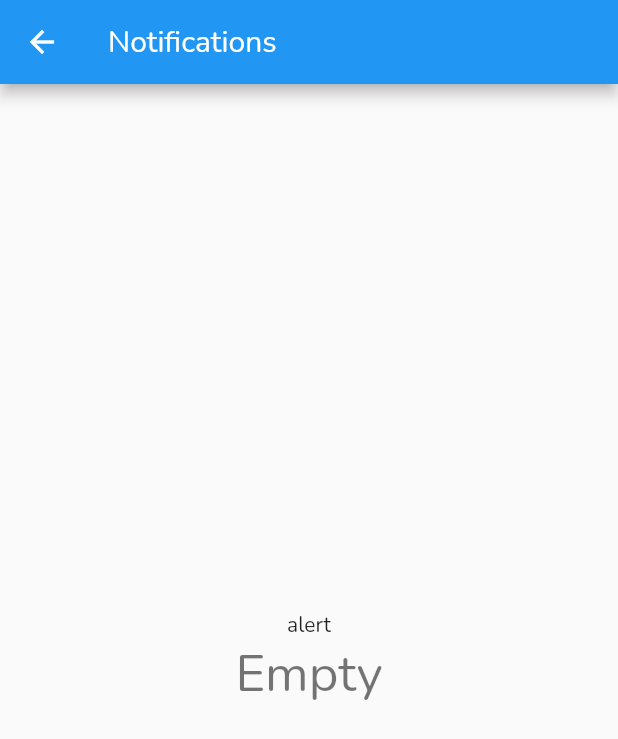
After one commit to tuvshu31/new_app, a Flutter app: the Notifications screen opened directly, on a phone screen of 412 x 824 dp. The commit adds this screen. Shown: the top 739 px of the screen. Run offline on Flutter 3.47's test engine with Material 2 defaults, Android fonts, the phone set to English and light mode, and no system bars; our stand-ins replace audioplayers, badges, cached_network_image, carousel_slider, dio, dotted_border and 21 more; missing offline and left inert: in_app_update, new_version_plus, qr_code_scanner; accounts and stored records are empty.

Commit message:
many updates

```diff
--- /dev/null
+++ b/lib/api/notifications.dart
@@ -0,0 +1,3 @@
+import 'package:flutter_local_notifications/flutter_local_notifications.dart';
+
+class NotificaionAPi {}
--- a/lib/main.dart
+++ b/lib/main.dart
@@ -2,6 +2,7 @@ import 'package:Erdenet24/api/restapi_helper.dart';
 import 'package:Erdenet24/controller/cart_controller.dart';
 import 'package:Erdenet24/controller/login_controller.dart';
 import 'package:Erdenet24/controller/product_controller.dart';
+import 'package:Erdenet24/screens/driver/driver_screen.dart';
 import 'package:Erdenet24/screens/splash/splash_screen.dart';
 import 'package:Erdenet24/screens/store/store.dart';
 import 'package:Erdenet24/screens/user/cart/cart_screen.dart';
@@ -112,7 +113,9 @@ class _MyAppState extends State<MyApp> {
                     ? const StorePage()
                     : RestApiHelper.getUserRole() == "user"
                         ? const MainScreen()
-                        : const SplashScreen()),
+                        : RestApiHelper.getUserRole() == "driver"
+                            ? const DriverScreen()
+                            : const SplashScreen()),
         GetPage(name: "/UserSettingsRoute", page: () => const UserSettings()),
         GetPage(name: "/CartRoute", page: () => const CartScreen()),
         GetPage(name: "/CategoryRoute", page: () => const CategoryProducts()),
--- a/lib/screens/splash/otp.dart
+++ b/lib/screens/splash/otp.dart
@@ -3,6 +3,7 @@ import 'dart:developer';
 import 'package:Erdenet24/api/dio_requests.dart';
 import 'package:Erdenet24/api/restapi_helper.dart';
 import 'package:Erdenet24/controller/login_controller.dart';
+import 'package:Erdenet24/screens/driver/driver_screen.dart';
 import 'package:Erdenet24/screens/store/store.dart';
 import 'package:Erdenet24/screens/user/home/home.dart';
 import 'package:Erdenet24/utils/helpers.dart';
@@ -80,6 +81,7 @@ class _OtpScreenState extends State<OtpScreen> {
     dynamic response =
         await RestApi().checkUser(_loginCtrl.phoneController.text);
     dynamic data = Map<String, dynamic>.from(response);
+    log(data.toString());
     if (data["success"] &&
         data["role"] != "test" &&
         _loginCtrl.verifyCode.value == int.parse(pinCode)) {
@@ -98,6 +100,10 @@ class _OtpScreenState extends State<OtpScreen> {
           case "user":
             putUserIntoBox(data["userId"], "user");
             Get.offAll(const MainScreen());
+            break;
+          case "driver":
+            putUserIntoBox(data["driverId"], "driver");
+            Get.offAll(const DriverScreen());
             break;
         }
       } else {
--- /dev/null
+++ b/lib/screens/user/order/notification.dart
@@ -0,0 +1,38 @@
+import 'package:firebase_messaging/firebase_messaging.dart';
+import 'package:flutter/material.dart';
+
+class Notifications extends StatefulWidget {
+  const Notifications({super.key});
+
+  @override
+  State<Notifications> createState() => _NotificationsState();
+}
+
+class _NotificationsState extends State<Notifications> {
+  String messageTitle = "Empty";
+  String notificationAlert = "alert";
+
+  // final FirebaseMessaging firebaseMessaging = FirebaseMessaging();
+  @override
+  Widget build(BuildContext context) {
+    return Scaffold(
+      appBar: AppBar(
+        title: Text("Notifications"),
+      ),
+      body: Center(
+        child: Column(
+          mainAxisAlignment: MainAxisAlignment.center,
+          children: <Widget>[
+            Text(
+              notificationAlert,
+            ),
+            Text(
+              messageTitle,
+              style: Theme.of(context).textTheme.headline4,
+            ),
+          ],
+        ),
+      ),
+    );
+  }
+}
--- a/lib/screens/user/order/payment.dart
+++ b/lib/screens/user/order/payment.dart
@@ -3,6 +3,7 @@ import 'package:Erdenet24/api/dio_requests.dart';
 import 'package:Erdenet24/api/restapi_helper.dart';
 import 'package:Erdenet24/controller/cart_controller.dart';
 import 'package:Erdenet24/controller/navigation_controller.dart';
+import 'package:Erdenet24/screens/user/order/notification.dart';
 import 'package:Erdenet24/utils/helpers.dart';
 import 'package:Erdenet24/widgets/dialogs.dart';
 import 'package:Erdenet24/widgets/inkwell.dart';
@@ -11,6 +12,7 @@ import 'package:Erdenet24/widgets/text.dart';
 import 'package:flutter/material.dart';
 import 'package:Erdenet24/utils/styles.dart';
 import 'package:Erdenet24/widgets/header.dart';
+import 'package:flutter_local_notifications/flutter_local_notifications.dart';
 import 'package:get/get.dart';
 import 'package:intl/intl.dart';
 
@@ -25,6 +27,8 @@ class _OrderPaymentViewState extends State<OrderPaymentView> {
   final _cartCtrl = Get.put(CartController());
   final _navCtrl = Get.put(NavigationController());
   final _incoming = Get.arguments;
+
+  final _notifications = FlutterLocalNotificationsPlugin();
 
   PageController pageController = PageController(initialPage: 0);
   List bankList = [
@@ -154,7 +158,8 @@ class _OrderPaymentViewState extends State<OrderPaymentView> {
                         borderRadius: BorderRadius.circular(12)),
                     child: CustomInkWell(
                       onTap: (() {
-                        createOrder();
+                        // createOrder();
+                        Get.to(Notifications());
                       }),
                       child: Center(
                         child: Column(
--- a/pubspec.yaml
+++ b/pubspec.yaml
@@ -80,6 +80,10 @@ dependencies:
   upgrader: ^4.8.1
   new_version_plus: ^0.0.3
   flutter_cache_manager: ^3.3.0
+  flutter_local_notifications: ^13.0.0
+  firebase_core: ^2.4.1
+  firebase_messaging: ^14.2.1
+  google_maps_flutter: ^2.2.3
 
 dev_dependencies:
   flutter_test:
```
Also changed, not shown: lib/controller/product_controller.dart (+19 -0 lines), lib/screens/driver/driver_screen.dart (added, +165 -0 lines), pubspec.lock, 6 other files.
